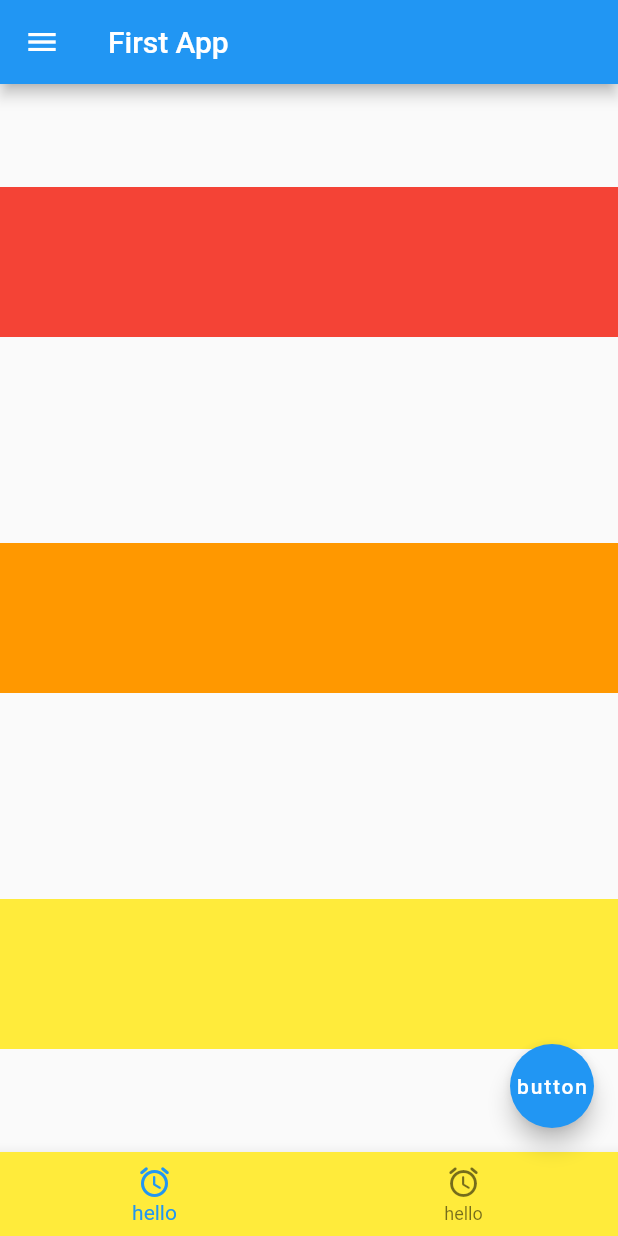
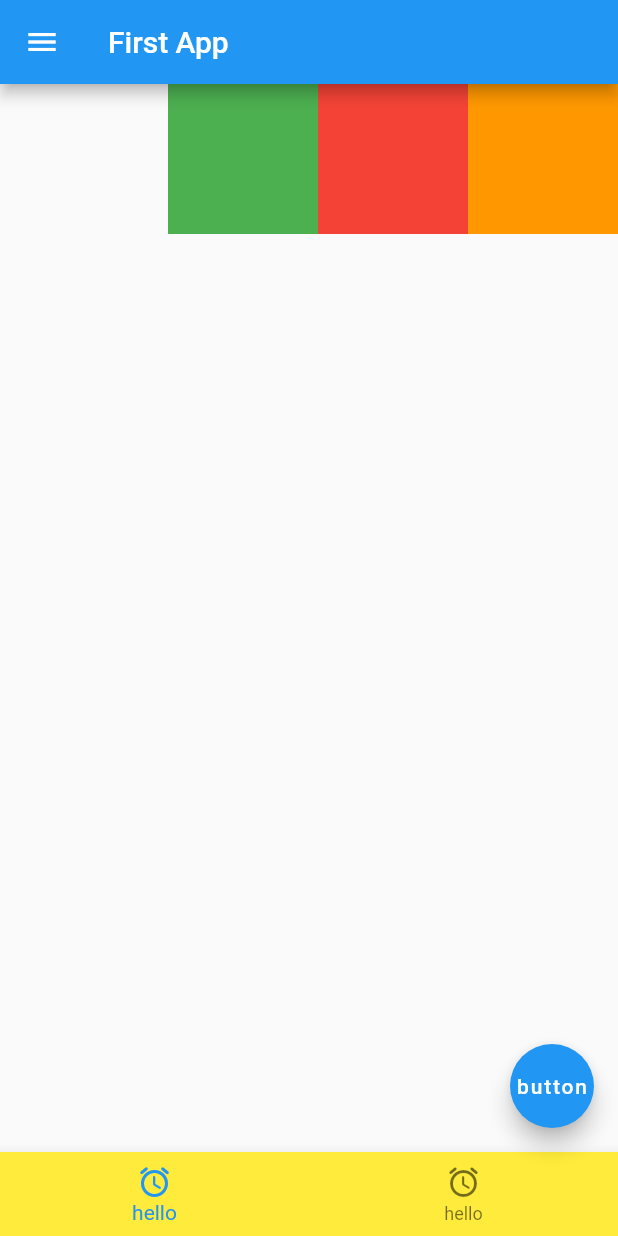
Before and after one commit to rkdwlss2/flutterTest, a Flutter app: the screen it shows after launch, on a phone screen of 412 x 824 dp. Run offline on Flutter 3.47's test engine with Material 2 defaults, Android fonts, the phone set to English and light mode, and no system bars.

Commit message:
수평 제약 조건 추가

```diff
--- a/lib/main.dart
+++ b/lib/main.dart
@@ -20,26 +20,27 @@ class FirstApp extends StatelessWidget {
              leading: Icon(Icons.menu),
 
            ),
-          body: Column(
-            mainAxisAlignment: MainAxisAlignment.spaceAround,
-            crossAxisAlignment: CrossAxisAlignment.stretch,
+          body: Container(
+            height: 100,
+            child: Row(
+              mainAxisAlignment: MainAxisAlignment.end,
               children: [
+                Container(
+                 color: Colors.green,
+                  width: 100,
+                ),
                 Container(
                   color: Colors.red,
                   width: 100,
-                height: 100,
+
                 ),
                 Container(
                   color: Colors.orange,
                   width: 100,
-                height: 100,
-              ),
-              Container(
-                color: Colors.yellow,
-                width: 100,
-                height: 100,
+
                 ),
               ],
+            ),
           ),
            floatingActionButton: FloatingActionButton(
              child: Text("button"),
```
Lines whose indentation alone changed are shown as unchanged.
